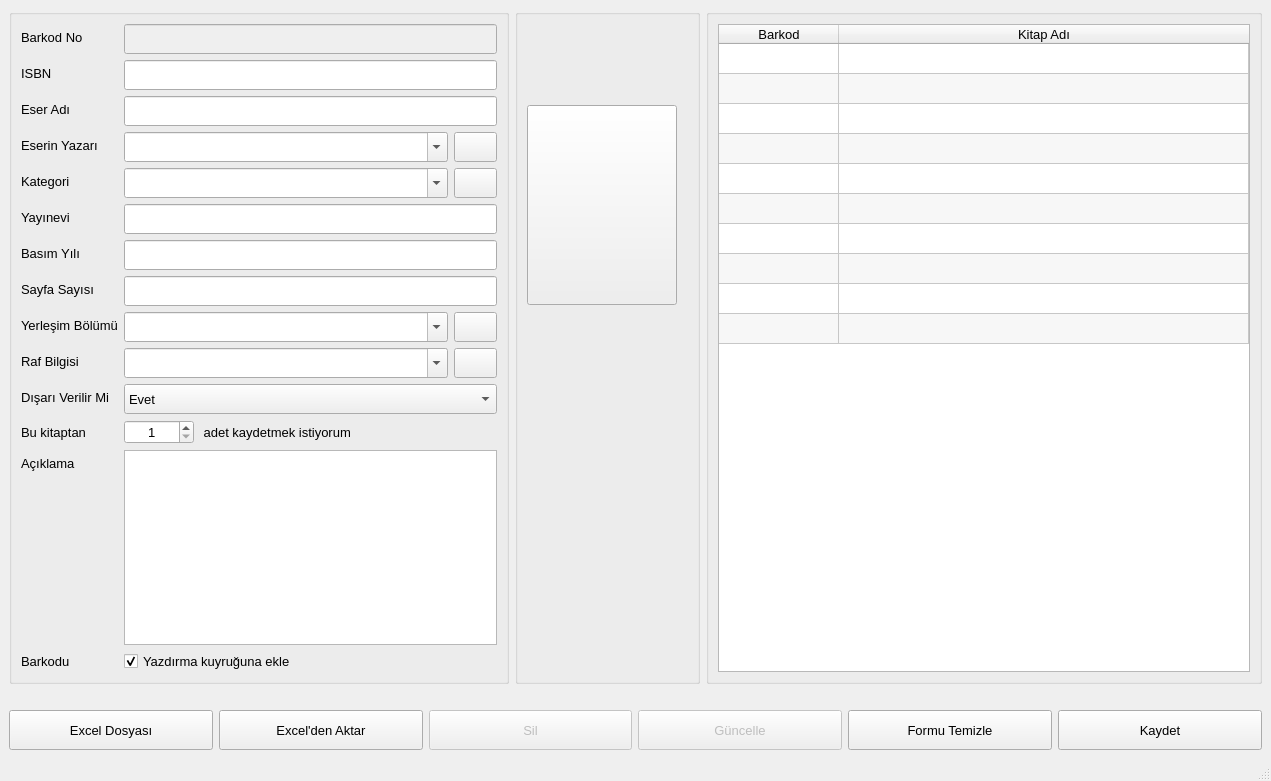
This is ui/kitapKayit.ui in mseroglu/kutuphaneOtomasyon as Qt 5 draws it before an edit. The edited form follows.
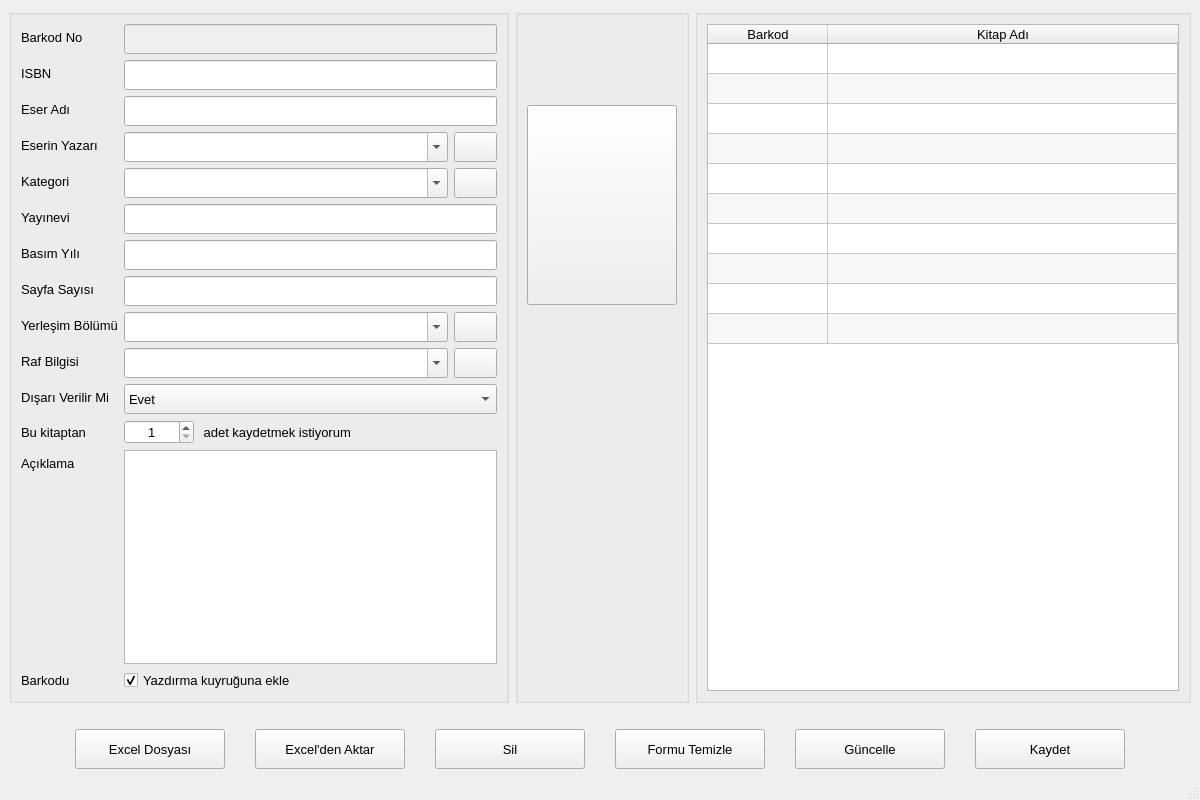
This is the edited form. Icons and pictures are not drawn.

Commit message: le_isbn ye Completer eklendi, books.json data seti eklendi, bookSave pasif butonlar gizlendi

What changed in the file:
```diff
--- a/ui/kitapKayit.ui
+++ b/ui/kitapKayit.ui
@@ -6,10 +6,16 @@
    <rect>
     <x>0</x>
     <y>0</y>
-    <width>1271</width>
-    <height>781</height>
+    <width>1200</width>
+    <height>800</height>
    </rect>
   </property>
+  <property name="maximumSize">
+   <size>
+    <width>1200</width>
+    <height>800</height>
+   </size>
+  </property>
   <property name="font">
    <font>
     <pointsize>10</pointsize>
@@ -870,14 +876,30 @@
     </item>
     <item>
      <layout class="QHBoxLayout" name="horizontalLayout">
+      <property name="spacing">
+       <number>30</number>
+      </property>
       <property name="topMargin">
        <number>20</number>
       </property>
+      <item>
+       <spacer name="horizontalSpacer">
+        <property name="orientation">
+         <enum>Qt::Horizontal</enum>
+        </property>
+        <property name="sizeHint" stdset="0">
+         <size>
+          <width>40</width>
+          <height>20</height>
+         </size>
+        </property>
+       </spacer>
+      </item>
       <item>
        <widget class="QPushButton" name="btn_showExcelFile">
         <property name="minimumSize">
          <size>
-          <width>60</width>
+          <width>150</width>
           <height>40</height>
          </size>
         </property>
@@ -890,7 +912,7 @@
        <widget class="QPushButton" name="btn_getDataFromExcel">
         <property name="minimumSize">
          <size>
-          <width>60</width>
+          <width>150</width>
           <height>40</height>
          </size>
         </property>
@@ -902,11 +924,11 @@
       <item>
        <widget class="QPushButton" name="btn_del">
         <property name="enabled">
-         <bool>false</bool>
+         <bool>true</bool>
         </property>
         <property name="minimumSize">
          <size>
-          <width>60</width>
+          <width>150</width>
           <height>40</height>
          </size>
         </property>
@@ -920,32 +942,11 @@
         </property>
        </widget>
       </item>
-      <item>
-       <widget class="QPushButton" name="btn_update">
-        <property name="enabled">
-         <bool>false</bool>
-        </property>
-        <property name="minimumSize">
-         <size>
-          <width>60</width>
-          <height>40</height>
-         </size>
-        </property>
-        <property name="font">
-         <font>
-          <pointsize>10</pointsize>
-         </font>
-        </property>
-        <property name="text">
-         <string>Güncelle</string>
-        </property>
-       </widget>
-      </item>
       <item>
        <widget class="QPushButton" name="btn_clear">
         <property name="minimumSize">
          <size>
-          <width>60</width>
+          <width>150</width>
           <height>40</height>
          </size>
         </property>
@@ -959,11 +960,32 @@
         </property>
        </widget>
       </item>
+      <item>
+       <widget class="QPushButton" name="btn_update">
+        <property name="enabled">
+         <bool>true</bool>
+        </property>
+        <property name="minimumSize">
+         <size>
+          <width>150</width>
+          <height>40</height>
+         </size>
+        </property>
+        <property name="font">
+         <font>
+          <pointsize>10</pointsize>
+         </font>
+        </property>
+        <property name="text">
+         <string>Güncelle</string>
+        </property>
+       </widget>
+      </item>
       <item>
        <widget class="QPushButton" name="btn_save">
         <property name="minimumSize">
          <size>
-          <width>60</width>
+          <width>150</width>
           <height>40</height>
          </size>
         </property>
@@ -977,6 +999,19 @@
         </property>
        </widget>
       </item>
+      <item>
+       <spacer name="horizontalSpacer_2">
+        <property name="orientation">
+         <enum>Qt::Horizontal</enum>
+        </property>
+        <property name="sizeHint" stdset="0">
+         <size>
+          <width>40</width>
+          <height>20</height>
+         </size>
+        </property>
+       </spacer>
+      </item>
      </layout>
     </item>
    </layout>
```
Left out of the diff: 11 changed lines with no effect on the pictures. The commit also changes 2 other files.
